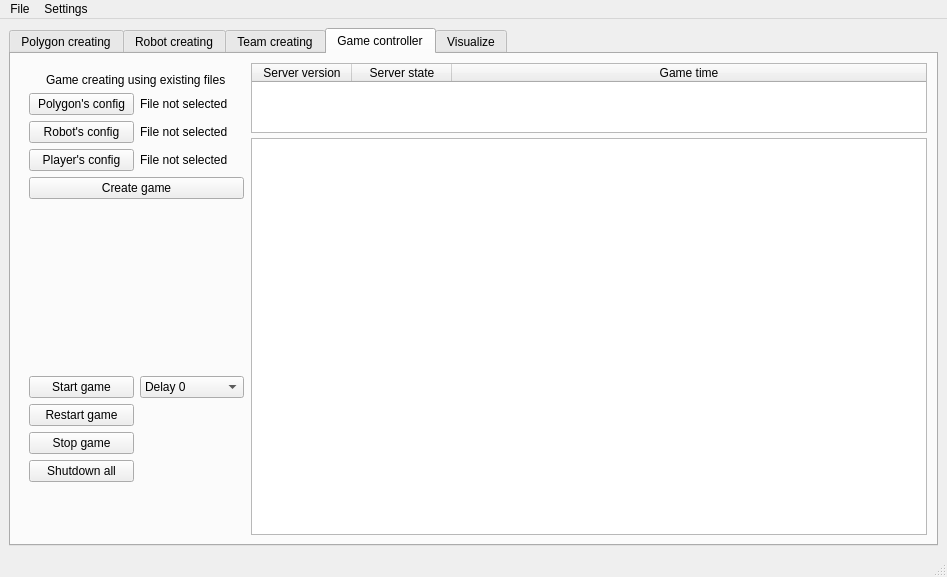
Before: the Qt Designer form uiFiles/gui.ui in ghorik78/serverGui, drawn with Qt 5.
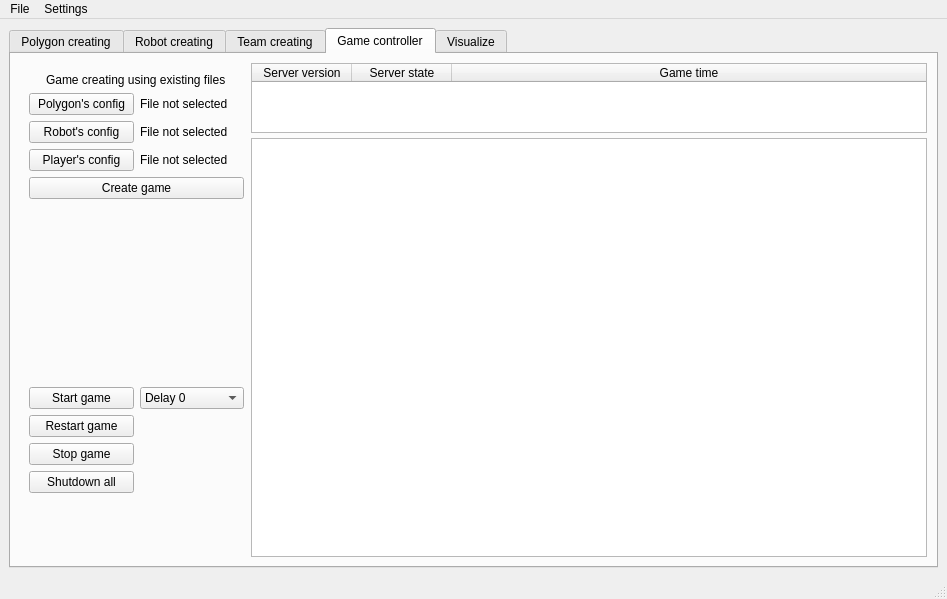
After: the same form once the commit is applied.

The edit to the form file:
```diff
--- a/uiFiles/gui.ui
+++ b/uiFiles/gui.ui
@@ -7,7 +7,7 @@
     <x>0</x>
     <y>0</y>
     <width>947</width>
-    <height>577</height>
+    <height>599</height>
    </rect>
   </property>
   <property name="windowTitle">
```
